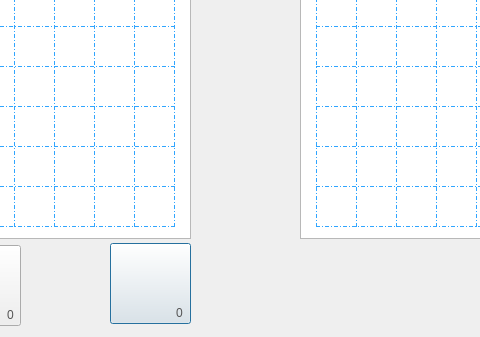
pouya-prh/Battle_Ship, file dialoggameai.ui: the form before one commit; both pictures show x 290 to 770 and y 260 to 597 of the 1046 by 597 pixel window.
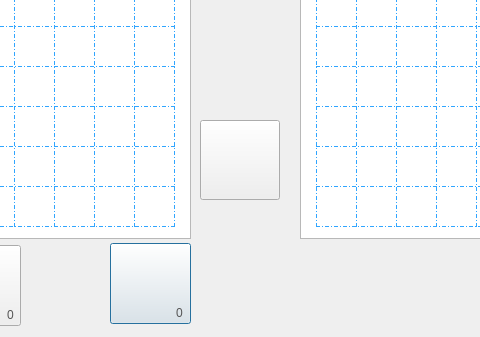
The form after the commit. Icons and pictures are not drawn. Custom widgets are drawn as their Qt base class.

The edit to the form file:
```diff
--- a/dialoggameai.ui
+++ b/dialoggameai.ui
@@ -506,6 +506,26 @@
     <string/>
    </property>
   </widget>
+  <widget class="DraggableButton.h" name="trackerButton2">
+   <property name="geometry">
+    <rect>
+     <x>490</x>
+     <y>380</y>
+     <width>80</width>
+     <height>80</height>
+    </rect>
+   </property>
+   <property name="acceptDrops">
+    <bool>true</bool>
+   </property>
+   <property name="styleSheet">
+    <string notr="true">image: url(:/grinTracker.png);
+background-image: url(:/Recommended Source Files/Recommended Source Files/Images/WhiteBackG.png);</string>
+   </property>
+   <property name="text">
+    <string/>
+   </property>
+  </widget>
  </widget>
  <customwidgets>
   <customwidget>
@@ -513,6 +533,11 @@
    <extends>QTableWidget</extends>
    <header location="global">gameboard.h</header>
   </customwidget>
+  <customwidget>
+   <class>DraggableButton.h</class>
+   <extends>QPushButton</extends>
+   <header>DraggableButton.h</header>
+  </customwidget>
  </customwidgets>
  <resources/>
  <connections/>
```
